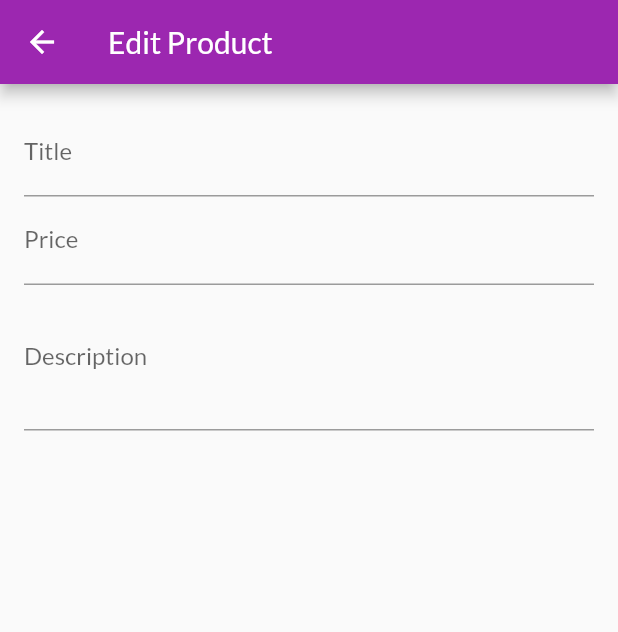
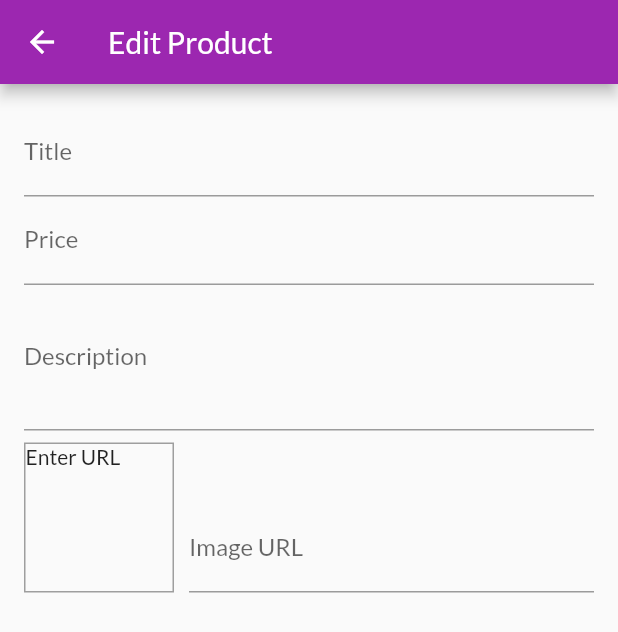
Before and after one commit to mars1385/learn-flutter-shopping-app, a Flutter app: the EditProductScreen screen opened by its route, on a phone screen of 412 x 824 dp. Shown: the top 632 px of the screen. Run offline on Flutter 3.47's test engine with Material 2 defaults, Android fonts, the phone set to English and light mode, and no system bars; network calls fail.

Commit message:
edit product

```diff
--- a/lib/screens/edit_product_screen.dart
+++ b/lib/screens/edit_product_screen.dart
@@ -12,13 +12,32 @@ class _EditProductScreenState extends State<EditProductScreen> {
   // our input focus
   final _priceFocus = FocusNode();
   final _descriptionFocus = FocusNode();
+  final _imageUrlController = TextEditingController();
+  final _imageUrlFocus = FocusNode();
+
+  @override
+  void initState() {
+    _imageUrlController.addListener(_updateImageUrl);
+
+    super.initState();
+  }
 
   // dispose
   @override
   void dispose() {
+    _imageUrlController.removeListener(_updateImageUrl);
     _priceFocus.dispose();
     _descriptionFocus.dispose();
+    _imageUrlController.dispose();
+    _imageUrlFocus.dispose();
     super.dispose();
+  }
+
+  // methodes
+  void _updateImageUrl() {
+    if (!_imageUrlFocus.hasFocus) {
+      setState(() {});
+    }
   }
 
   @override
@@ -53,6 +72,36 @@ class _EditProductScreenState extends State<EditProductScreen> {
               keyboardType: TextInputType.multiline,
               focusNode: _descriptionFocus,
             ),
+            Row(
+              crossAxisAlignment: CrossAxisAlignment.end,
+              children: <Widget>[
+                Container(
+                  width: 100,
+                  height: 100,
+                  margin: EdgeInsets.only(top: 8, right: 10),
+                  decoration: BoxDecoration(
+                    border: Border.all(
+                      width: 1,
+                      color: Colors.grey,
+                    ),
+                  ),
+                  child: _imageUrlController.text.isEmpty
+                      ? Text('Enter URL')
+                      : FittedBox(
+                          child: Image.network(_imageUrlController.text),
+                        ),
+                ),
+                Expanded(
+                  child: TextFormField(
+                    decoration: InputDecoration(labelText: 'Image URL'),
+                    keyboardType: TextInputType.url,
+                    focusNode: _imageUrlFocus,
+                    controller: _imageUrlController,
+                    textInputAction: TextInputAction.done,
+                  ),
+                ),
+              ],
+            ),
           ],
         ),
       ),
--- a/pubspec.yaml
+++ b/pubspec.yaml
@@ -14,7 +14,7 @@ description: A new Flutter project.
 version: 1.0.0+1
 
 environment:
-  sdk: ">=2.1.0 <3.0.0"
+  sdk: '>=2.1.0 <3.0.0'
 
 dependencies:
   flutter:
```
Also changed, not shown: pubspec.lock, 1 other file.
